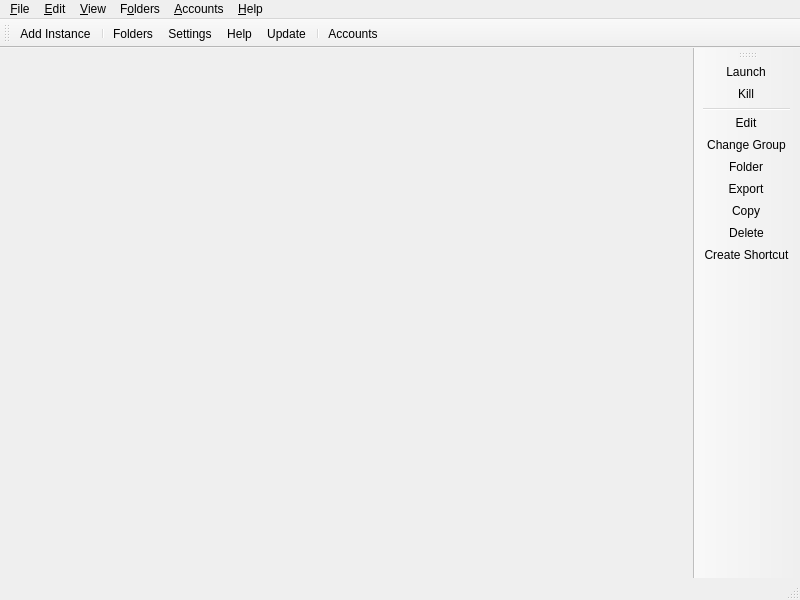
Before: the Qt Designer form launcher/ui/MainWindow.ui in Thravok/Arsenal-Launcher, drawn with Qt 5.
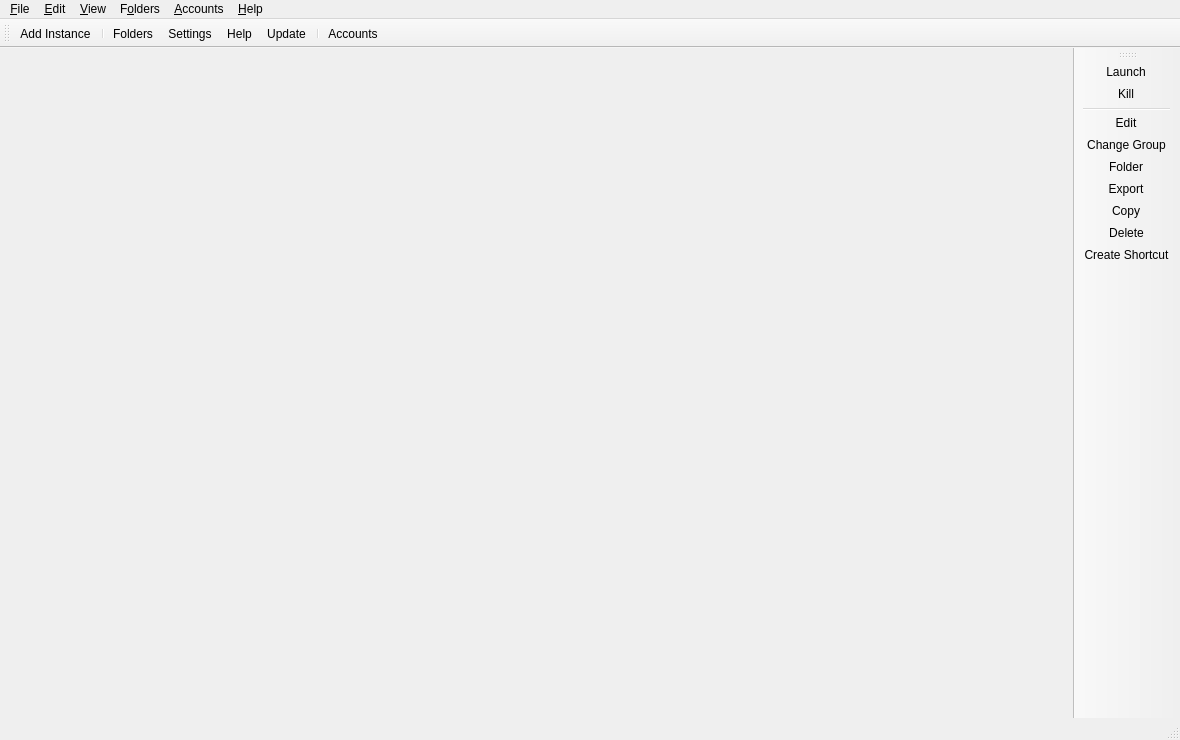
After: the same form once the commit is applied. Icons and pictures are not drawn. Custom widgets are drawn as their Qt base class.

```diff
--- a/launcher/ui/MainWindow.ui
+++ b/launcher/ui/MainWindow.ui
@@ -6,8 +6,8 @@
    <rect>
     <x>0</x>
     <y>0</y>
-    <width>800</width>
-    <height>600</height>
+    <width>1180</width>
+    <height>740</height>
    </rect>
   </property>
   <widget class="QWidget" name="centralWidget">
@@ -102,7 +102,7 @@
     <rect>
      <x>0</x>
      <y>0</y>
-     <width>800</width>
+     <width>1180</width>
      <height>22</height>
     </rect>
    </property>
```
